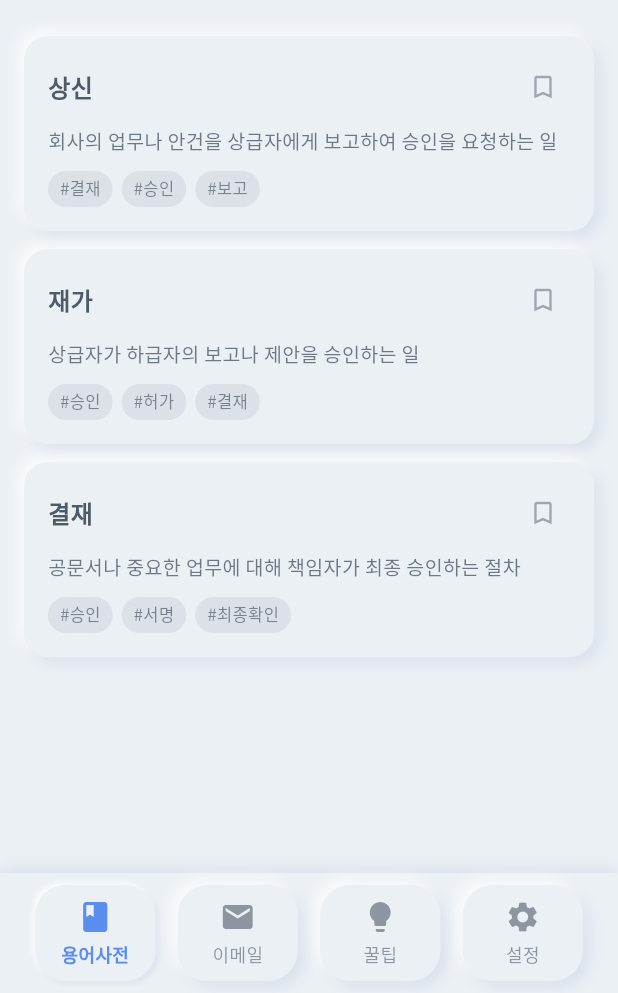
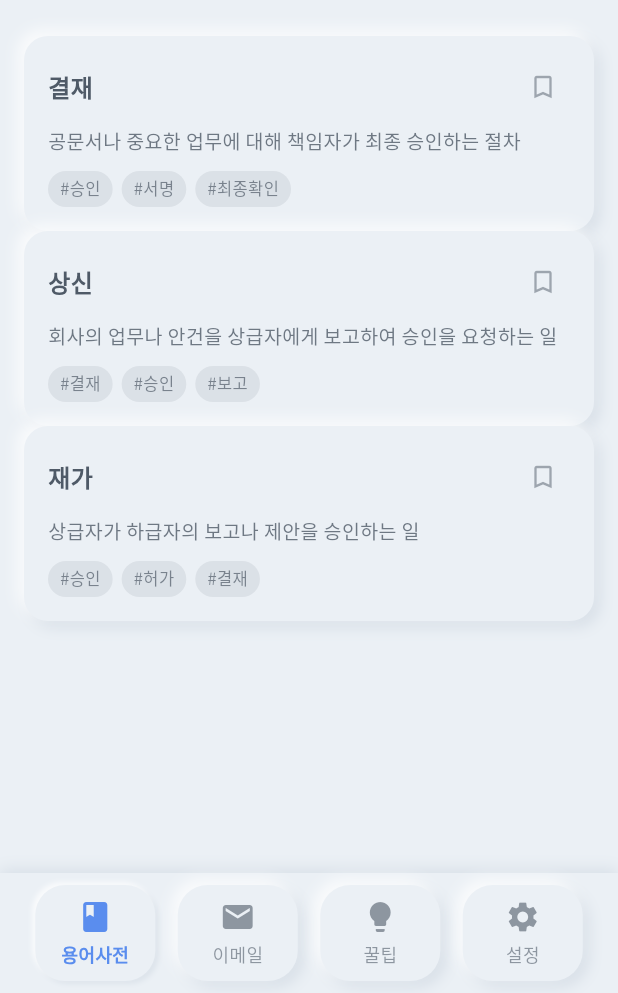
Before and after one commit to Engerbool/office101, a Flutter app: the screen it shows after launch, after a tap on "결재/보고", on a phone screen of 412 x 824 dp, the part 243-1236 px from its top. Run offline on Flutter 3.47's test engine with Material 3 defaults, Android fonts, the phone set to English and light mode, and no system bars; our stand-ins replace google_fonts, hive, hive_flutter; accounts and stored records are empty.

Commit message:
feat: 인덱스 스크롤바, 한글 정렬, UI 개선 등 추가 기능 구현
- 한글 초성별 인덱스 스크롤바 추가 (terms_tab_screen.dart)
- 한글 정렬 유틸리티 구현 (korean_sort_utils.dart)
- 다크 모드 테마 전면 적용 (add_term_screen.dart)
- 뉴모피즘 컨테이너 테마 지원 개선 (neumorphic_container.dart)
- 메인 내비게이션 색상 통일 (main_navigation_screen.dart)
- README.md 업데이트 (현재 기능 상태 및 로드맵 추가)

🤖 Generated with [Claude Code](https://claude.ai/code)

Co-Authored-By: Claude <noreply@anthropic.com>

```diff
--- a/lib/screens/main_navigation_screen.dart
+++ b/lib/screens/main_navigation_screen.dart
@@ -76,21 +76,21 @@ class _MainNavigationScreenState extends State<MainNavigationScreen> {
                 index: 1,
                 icon: Icons.email,
                 label: '이메일',
-                color: Color(0xFF42A5F5),
+                color: Color(0xFF5A8DEE),
               ),
               _buildNavItem(
                 themeProvider: themeProvider,
                 index: 2,
                 icon: Icons.lightbulb,
                 label: '꿀팁',
-                color: Color(0xFFFFCA28),
+                color: Color(0xFF5A8DEE),
               ),
               _buildNavItem(
                 themeProvider: themeProvider,
                 index: 3,
                 icon: Icons.settings,
                 label: '설정',
-                color: Color(0xFF8E8E93),
+                color: Color(0xFF5A8DEE),
               ),
             ],
           ),
--- a/lib/screens/terms_tab_screen.dart
+++ b/lib/screens/terms_tab_screen.dart
@@ -1,3 +1,4 @@
+import 'dart:async';
 import 'package:flutter/material.dart';
 import 'package:provider/provider.dart';
 import '../providers/term_provider.dart';
@@ -8,6 +9,8 @@ import '../widgets/search_bar_widget.dart';
 import '../widgets/autocomplete_search_bar.dart';
 import '../widgets/category_filter_chips.dart';
 import '../widgets/term_list_widget.dart';
+import '../widgets/index_scroll_bar.dart';
+import '../utils/korean_sort_utils.dart';
 import 'term_search_screen.dart';
 import 'term_detail_screen.dart';
 import 'add_term_screen.dart';
@@ -19,11 +22,84 @@ class TermsTabScreen extends StatefulWidget {
 
 class _TermsTabScreenState extends State<TermsTabScreen> {
   final TextEditingController _searchController = TextEditingController();
+  final ScrollController _scrollController = ScrollController();
+  final GlobalKey _termsListKey = GlobalKey();
+
+  bool _showIndexBar = false;
+  Map<String, GlobalKey> _indexKeys = {};
+  Map<String, List<Term>> _groupedTerms = {};
+  List<String> _availableIndexes = [];
+  Timer? _hideTimer;
+
+  @override
+  void initState() {
+    super.initState();
+    _scrollController.addListener(_onScroll);
+
+    // 인덱스별 GlobalKey 생성
+    for (String index in KoreanSortUtils.indexList) {
+      _indexKeys[index] = GlobalKey();
+    }
+
+    // 초기 상태에서 인덱스 바는 이미 true로 설정됨
+  }
 
   @override
   void dispose() {
     _searchController.dispose();
+    _scrollController.dispose();
+    _hideTimer?.cancel();
     super.dispose();
+  }
+
+  void _onScroll() {
+    if (!_scrollController.hasClients) return;
+
+    // 스크롤 중이면 인덱스 바 표시
+    if (!_showIndexBar) {
+      setState(() {
+        _showIndexBar = true;
+      });
+    }
+
+    // 기존 타이머 취소
+    _hideTimer?.cancel();
+
+    // 3초 후 인덱스 바 숨기기
+    _hideTimer = Timer(Duration(seconds: 3), () {
+      if (mounted) {
+        setState(() {
+          _showIndexBar = false;
+        });
+      }
+    });
+  }
+
+  void _scrollToIndex(String index) {
+    final key = _indexKeys[index];
+    if (key?.currentContext != null) {
+      Scrollable.ensureVisible(
+        key!.currentContext!,
+        duration: Duration(milliseconds: 500),
+        curve: Curves.easeInOut,
+      );
+    }
+
+    // 인덱스 클릭 시에도 타이머 리셋
+    _hideTimer?.cancel();
+    _hideTimer = Timer(Duration(seconds: 1), () {
+      if (mounted) {
+        setState(() {
+          _showIndexBar = false;
+        });
+      }
+    });
+  }
+
+  void _updateGroupedTerms(List<Term> terms) {
+    final sortedTerms = KoreanSortUtils.sortTermsKoreanEnglish(terms);
+    _groupedTerms = KoreanSortUtils.groupTermsByIndex(sortedTerms);
+    _availableIndexes = _groupedTerms.keys.toList();
   }
 
   @override
@@ -38,7 +114,10 @@ class _TermsTabScreenState extends State<TermsTabScreen> {
                     valueColor: AlwaysStoppedAnimation<Color>(Color(0xFF5A8DEE)),
                   ),
                 )
-              : SingleChildScrollView(
+              : Stack(
+                  children: [
+                    SingleChildScrollView(
+                      controller: _scrollController,
                       padding: EdgeInsets.only(top: 50, left: 16, right: 16, bottom: 16),
                       child: Column(
                         crossAxisAlignment: CrossAxisAlignment.start,
@@ -56,6 +135,16 @@ class _TermsTabScreenState extends State<TermsTabScreen> {
                           _buildFilteredTermsSection(termProvider),
                         ],
                       ),
+                    ),
+                    // 인덱스 스크롤바 (용어가 있을 때만 표시)
+                    if (_availableIndexes.isNotEmpty)
+                      IndexScrollBar(
+                        scrollController: _scrollController,
+                        availableIndexes: _availableIndexes,
+                        onIndexSelected: _scrollToIndex,
+                        isVisible: _showIndexBar,
+                      ),
+                  ],
                 ),
         );
       },
@@ -165,10 +254,45 @@ class _TermsTabScreenState extends State<TermsTabScreen> {
       return SizedBox();
     }
 
-    return TermListWidget(
-      terms: termsToShow,
+    // 용어들을 한글-영어 순으로 정렬하고 인덱스별로 그룹화
+    _updateGroupedTerms(termsToShow);
+
+    return Column(
+      key: _termsListKey,
+      crossAxisAlignment: CrossAxisAlignment.start,
+      children: _buildIndexedTermsList(termProvider),
+    );
+  }
+
+  List<Widget> _buildIndexedTermsList(TermProvider termProvider) {
+    List<Widget> widgets = [];
+
+    // 인덱스 순서대로 정렬
+    final sortedIndexes = _availableIndexes.toList()
+      ..sort((a, b) {
+        final aIndex = KoreanSortUtils.indexList.indexOf(a);
+        final bIndex = KoreanSortUtils.indexList.indexOf(b);
+        return aIndex.compareTo(bIndex);
+      });
+
+    for (String index in sortedIndexes) {
+      final termsForIndex = _groupedTerms[index];
+      if (termsForIndex != null && termsForIndex.isNotEmpty) {
+        widgets.add(_buildIndexSection(index, termsForIndex, termProvider));
+      }
+    }
+
+    return widgets;
+  }
+
+  Widget _buildIndexSection(String index, List<Term> terms, TermProvider termProvider) {
+    return Container(
+      key: _indexKeys[index],
+      child: TermListWidget(
+        terms: terms,
         isCompact: true,
         showCategory: termProvider.selectedCategory == null,
+      ),
     );
   }
 }
--- /dev/null
+++ b/lib/utils/korean_sort_utils.dart
@@ -0,0 +1,88 @@
+import '../models/term.dart';
+
+class KoreanSortUtils {
+  // 한글 초성 매핑
+  static const Map<String, String> _choseongMap = {
+    'ㄱ': 'ㄱ', 'ㄴ': 'ㄴ', 'ㄷ': 'ㄷ', 'ㄹ': 'ㄹ', 'ㅁ': 'ㅁ', 'ㅂ': 'ㅂ', 'ㅅ': 'ㅅ',
+    'ㅇ': 'ㅇ', 'ㅈ': 'ㅈ', 'ㅊ': 'ㅊ', 'ㅋ': 'ㅋ', 'ㅌ': 'ㅌ', 'ㅍ': 'ㅍ', 'ㅎ': 'ㅎ',
+    'ㄲ': 'ㄱ', 'ㄸ': 'ㄷ', 'ㅃ': 'ㅂ', 'ㅆ': 'ㅅ', 'ㅉ': 'ㅈ'
+  };
+
+  // 인덱스 리스트 (한글 초성 + 영어)
+  static const List<String> indexList = [
+    'ㄱ', 'ㄴ', 'ㄷ', 'ㄹ', 'ㅁ', 'ㅂ', 'ㅅ', 'ㅇ', 'ㅈ', 'ㅊ', 'ㅋ', 'ㅌ', 'ㅍ', 'ㅎ',
+    'A', 'B', 'C', 'D', 'E', 'F', 'G', 'H', 'I', 'J', 'K', 'L', 'M',
+    'N', 'O', 'P', 'Q', 'R', 'S', 'T', 'U', 'V', 'W', 'X', 'Y', 'Z'
+  ];
+
+  /// 문자열의 첫 번째 문자에서 초성 추출
+  static String getInitialSound(String text) {
+    if (text.isEmpty) return '#';
+
+    final firstChar = text[0];
+    final charCode = firstChar.codeUnitAt(0);
+
+    // 한글 완성형 문자 범위 (가-힣)
+    if (charCode >= 0xAC00 && charCode <= 0xD7A3) {
+      // 초성 추출 공식
+      final choseongIndex = ((charCode - 0xAC00) / 588).floor();
+      final choseongList = ['ㄱ', 'ㄲ', 'ㄴ', 'ㄷ', 'ㄸ', 'ㄹ', 'ㅁ', 'ㅂ', 'ㅃ', 'ㅅ', 'ㅆ', 'ㅇ', 'ㅈ', 'ㅉ', 'ㅊ', 'ㅋ', 'ㅌ', 'ㅍ', 'ㅎ'];
+
+      if (choseongIndex >= 0 && choseongIndex < choseongList.length) {
+        final choseong = choseongList[choseongIndex];
+        return _choseongMap[choseong] ?? choseong;
+      }
+    }
+
+    // 영어 대문자 변환
+    if (RegExp(r'[a-zA-Z]').hasMatch(firstChar)) {
+      return firstChar.toUpperCase();
+    }
+
+    // 숫자나 기타 문자
+    return '#';
+  }
+
+  /// 용어 리스트를 한글-영어 순으로 정렬
+  static List<Term> sortTermsKoreanEnglish(List<Term> terms) {
+    final sortedTerms = List<Term>.from(terms);
+
+    sortedTerms.sort((a, b) {
+      final aInitial = getInitialSound(a.term);
+      final bInitial = getInitialSound(b.term);
+
+      // 인덱스 리스트에서의 순서로 비교
+      final aIndex = indexList.indexOf(aInitial);
+      final bIndex = indexList.indexOf(bInitial);
+
+      // 같은 초성이거나 인덱스에 없는 경우 문자열 비교
+      if (aIndex == bIndex || aIndex == -1 || bIndex == -1) {
+        return a.term.compareTo(b.term);
+      }
+
+      return aIndex.compareTo(bIndex);
+    });
+
+    return sortedTerms;
+  }
+
+  /// 인덱스별로 용어 그룹핑
+  static Map<String, List<Term>> groupTermsByIndex(List<Term> terms) {
+    final Map<String, List<Term>> groupedTerms = {};
+
+    for (final term in terms) {
+      final initial = getInitialSound(term.term);
+      if (!groupedTerms.containsKey(initial)) {
+        groupedTerms[initial] = [];
+      }
+      groupedTerms[initial]!.add(term);
+    }
+
+    return groupedTerms;
+  }
+
+  /// 특정 인덱스의 용어들 가져오기
+  static List<Term> getTermsByIndex(List<Term> terms, String index) {
+    return terms.where((term) => getInitialSound(term.term) == index).toList();
+  }
+}
--- /dev/null
+++ b/lib/widgets/index_scroll_bar.dart
@@ -0,0 +1,202 @@
+import 'package:flutter/material.dart';
+import 'package:provider/provider.dart';
+import '../providers/theme_provider.dart';
+import '../utils/korean_sort_utils.dart';
+
+class IndexScrollBar extends StatefulWidget {
+  final ScrollController scrollController;
+  final List<String> availableIndexes;
+  final Function(String) onIndexSelected;
+  final bool isVisible;
+
+  const IndexScrollBar({
+    Key? key,
+    required this.scrollController,
+    required this.availableIndexes,
+    required this.onIndexSelected,
+    required this.isVisible,
+  }) : super(key: key);
+
+  @override
+  _IndexScrollBarState createState() => _IndexScrollBarState();
+}
+
+class _IndexScrollBarState extends State<IndexScrollBar>
+    with SingleTickerProviderStateMixin {
+  late AnimationController _animationController;
+  late Animation<double> _fadeAnimation;
+  String? _selectedIndex;
+
+  @override
+  void initState() {
+    super.initState();
+    _animationController = AnimationController(
+      duration: const Duration(milliseconds: 300),
+      vsync: this,
+    );
+    _fadeAnimation = Tween<double>(
+      begin: 0.0,
+      end: 1.0,
+    ).animate(CurvedAnimation(
+      parent: _animationController,
+      curve: Curves.easeInOut,
+    ));
+
+    // 초기에 바로 표시
+    if (widget.isVisible) {
+      _animationController.forward();
+    }
+  }
+
+  @override
+  void didUpdateWidget(IndexScrollBar oldWidget) {
+    super.didUpdateWidget(oldWidget);
+    if (widget.isVisible && !oldWidget.isVisible) {
+      _animationController.forward();
+    } else if (!widget.isVisible && oldWidget.isVisible) {
+      _animationController.reverse();
+    }
+  }
+
+  @override
+  void dispose() {
+    _animationController.dispose();
+    super.dispose();
+  }
+
+  @override
+  Widget build(BuildContext context) {
+    final themeProvider = Provider.of<ThemeProvider>(context);
+
+    return AnimatedBuilder(
+      animation: _fadeAnimation,
+      builder: (context, child) {
+        return Opacity(
+          opacity: _fadeAnimation.value,
+          child: Positioned.fill(
+            child: Align(
+              alignment: Alignment.centerRight,
+              child: Container(
+                width: 32,
+                margin: EdgeInsets.only(right: 8, top: 80, bottom: 80),
+                decoration: BoxDecoration(
+                  color: Color(0xFF5A8DEE).withOpacity(0.9),
+                  borderRadius: BorderRadius.only(
+                    topLeft: Radius.circular(16),
+                    bottomLeft: Radius.circular(16),
+                  ),
+                  boxShadow: [
+                    BoxShadow(
+                      color: Colors.black.withOpacity(0.2),
+                      blurRadius: 8,
+                      offset: Offset(-2, 0),
+                    ),
+                  ],
+                ),
+                child: SingleChildScrollView(
+                  child: Column(
+                    mainAxisSize: MainAxisSize.min,
+                    children: _buildIndexItems(themeProvider),
+                  ),
+                ),
+              ),
+            ),
+          ),
+        );
+      },
+    );
+  }
+
+  List<Widget> _buildIndexItems(ThemeProvider themeProvider) {
+    return KoreanSortUtils.indexList.map((index) {
+      final isAvailable = widget.availableIndexes.contains(index);
+      final isSelected = _selectedIndex == index;
+
+      return GestureDetector(
+        onTap: isAvailable ? () => _onIndexTap(index) : null,
+        child: Container(
+          width: 28,
+          height: 18,
+          alignment: Alignment.center,
+          decoration: BoxDecoration(
+            color: isSelected
+                ? Colors.white.withOpacity(0.3)
+                : Colors.transparent,
+            borderRadius: BorderRadius.circular(9),
+          ),
+          child: Text(
+            index,
+            style: TextStyle(
+              fontSize: 10,
+              fontWeight: isAvailable ? FontWeight.bold : FontWeight.normal,
+              color: isAvailable
+                  ? (isSelected ? Colors.white : Colors.white)
+                  : Colors.white.withOpacity(0.5),
+            ),
+          ),
+        ),
+      );
+    }).toList();
+  }
+
+  void _onIndexTap(String index) {
+    setState(() {
+      _selectedIndex = index;
+    });
+
+    widget.onIndexSelected(index);
+
+    // 선택 상태를 잠시 후 해제
+    Future.delayed(Duration(milliseconds: 500), () {
+      if (mounted) {
+        setState(() {
+          _selectedIndex = null;
+        });
+      }
+    });
+  }
+}
+
+class IndexIndicator extends StatelessWidget {
+  final String currentIndex;
+  final ThemeProvider themeProvider;
+
+  const IndexIndicator({
+    Key? key,
+    required this.currentIndex,
+    required this.themeProvider,
+  }) : super(key: key);
+
+  @override
+  Widget build(BuildContext context) {
+    return Positioned(
+      left: 0,
+      right: 0,
+      top: MediaQuery.of(context).size.height * 0.4,
+      child: Center(
+        child: Container(
+          padding: EdgeInsets.symmetric(horizontal: 20, vertical: 10),
+          decoration: BoxDecoration(
+            color: Color(0xFF5A8DEE).withOpacity(0.9),
+            borderRadius: BorderRadius.circular(20),
+            boxShadow: [
+              BoxShadow(
+                color: themeProvider.shadowColor.withOpacity(0.3),
+                blurRadius: 8,
+                offset: Offset(0, 2),
+              ),
+            ],
+          ),
+          child: Text(
+            currentIndex,
+            style: TextStyle(
+              fontSize: 24,
+              fontWeight: FontWeight.bold,
+              color: Colors.white,
+            ),
+          ),
+        ),
+      ),
+    );
+  }
+}
--- a/lib/widgets/neumorphic_container.dart
+++ b/lib/widgets/neumorphic_container.dart
@@ -1,4 +1,6 @@
 import 'package:flutter/material.dart';
+import 'package:provider/provider.dart';
+import '../providers/theme_provider.dart';
 
 class NeumorphicContainer extends StatelessWidget {
   final Widget child;
@@ -26,9 +28,10 @@ class NeumorphicContainer extends StatelessWidget {
 
   @override
   Widget build(BuildContext context) {
-    final effectiveShadowColor = shadowColor ?? Color(0xFFA6B4C4);
-    final effectiveHighlightColor = highlightColor ?? Color(0xFFFFFFFF);
-    final effectiveBackgroundColor = backgroundColor ?? Color(0xFFEBF0F5);
+    final themeProvider = Provider.of<ThemeProvider>(context);
+    final effectiveShadowColor = shadowColor ?? themeProvider.shadowColor;
+    final effectiveHighlightColor = highlightColor ?? themeProvider.highlightColor;
+    final effectiveBackgroundColor = backgroundColor ?? themeProvider.cardColor;
 
     return Container(
       margin: margin,
```
Also changed, not shown: lib/screens/add_term_screen.dart (+38 -34 lines), 1 other file. Lines whose indentation alone changed are shown as unchanged.
